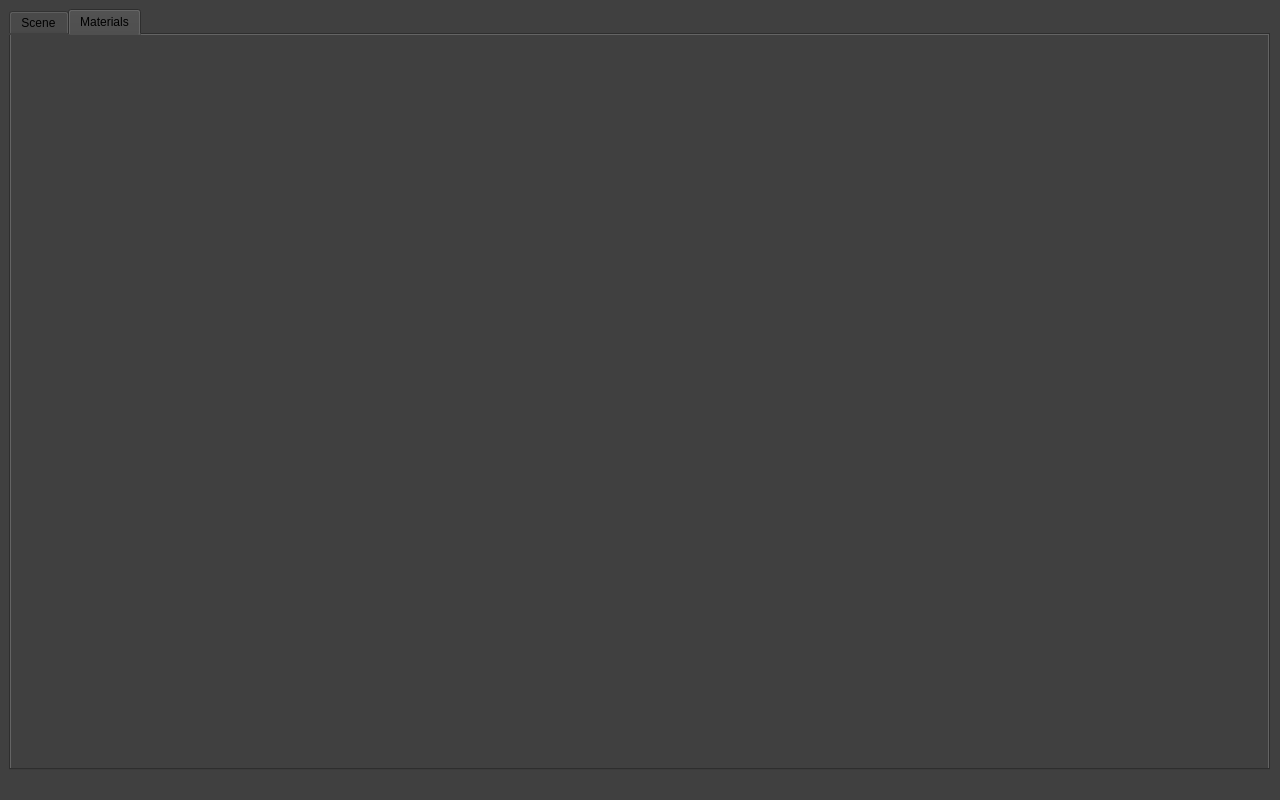
codeoneclick/ie3D, file ie3D-EMap/Forms/CMainWindow.ui: the form before one commit.
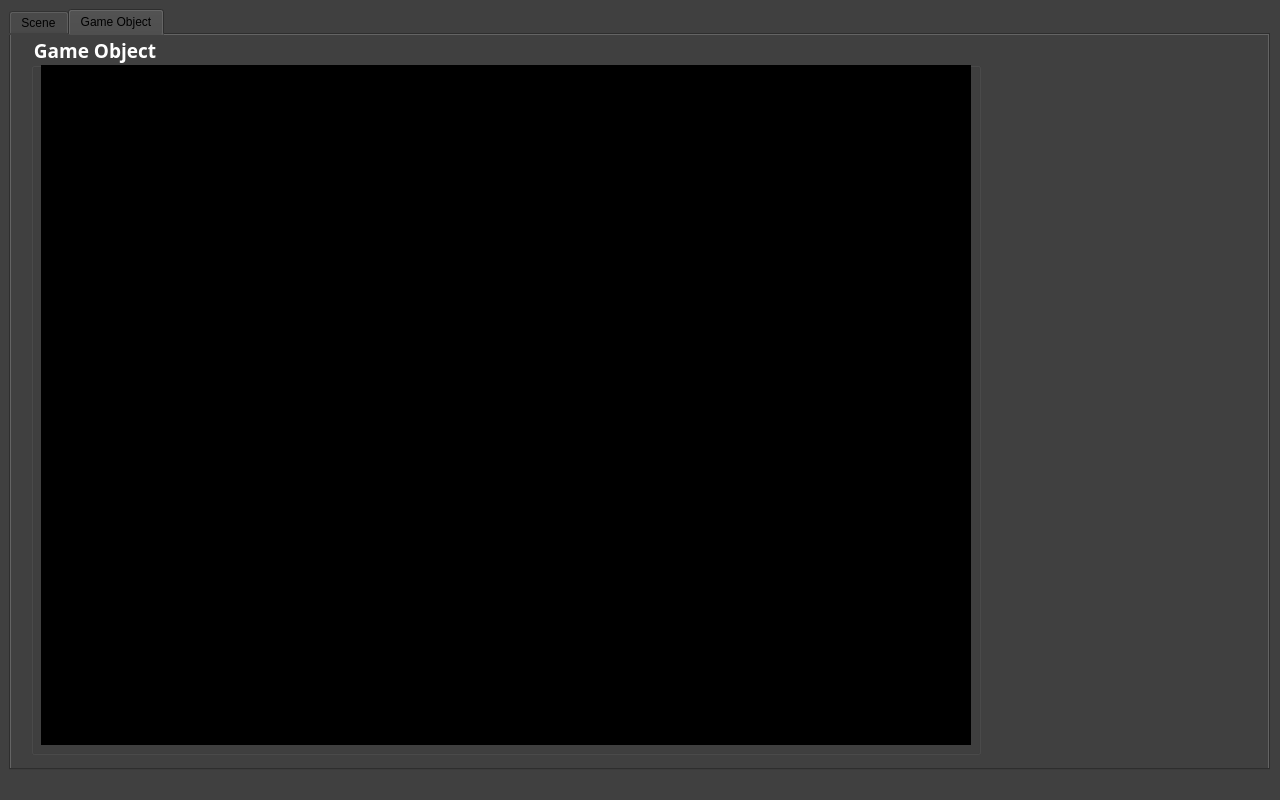
The form after the commit. The open tabs and pages were chosen to show the change.

```diff
--- a/ie3D-EMap/Forms/CMainWindow.ui
+++ b/ie3D-EMap/Forms/CMainWindow.ui
@@ -856,8 +856,45 @@
     </widget>
     <widget class="QWidget" name="materialsTab">
      <attribute name="title">
-      <string>Materials</string>
+      <string>Game Object</string>
      </attribute>
+     <widget class="QGroupBox" name="groupBox_2">
+      <property name="geometry">
+       <rect>
+        <x>20</x>
+        <y>0</y>
+        <width>950</width>
+        <height>720</height>
+       </rect>
+      </property>
+      <property name="font">
+       <font>
+        <family>Menlo</family>
+        <pointsize>14</pointsize>
+        <weight>75</weight>
+        <bold>true</bold>
+       </font>
+      </property>
+      <property name="styleSheet">
+       <string notr="true">color: rgb(255, 255, 255);</string>
+      </property>
+      <property name="title">
+       <string>Game Object</string>
+      </property>
+      <widget class="QWidget" name="m_gameObjectGLWindow" native="true">
+       <property name="geometry">
+        <rect>
+         <x>10</x>
+         <y>30</y>
+         <width>930</width>
+         <height>680</height>
+        </rect>
+       </property>
+       <property name="styleSheet">
+        <string notr="true">background-color: rgb(0, 0, 0);</string>
+       </property>
+      </widget>
+     </widget>
     </widget>
    </widget>
   </widget>
```
Left out of the diff: 22 changed lines with no effect on the pictures.
